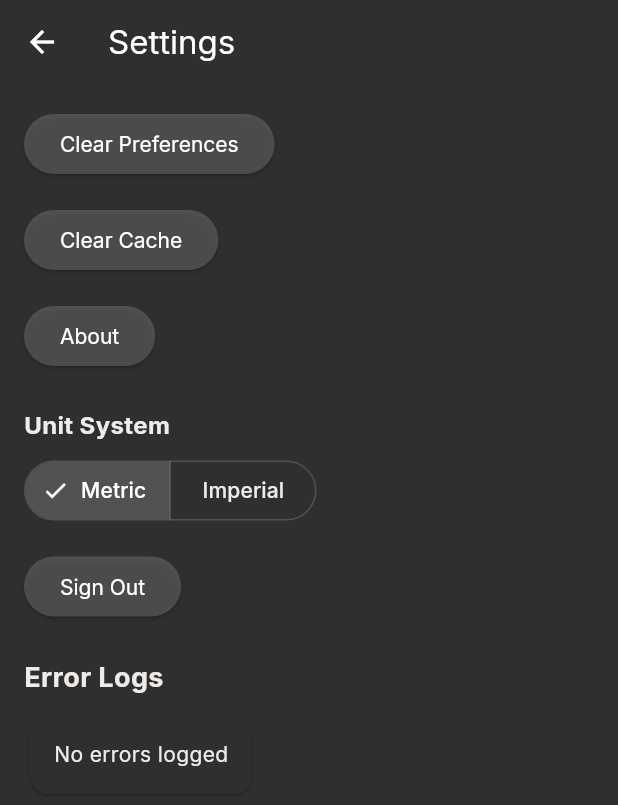
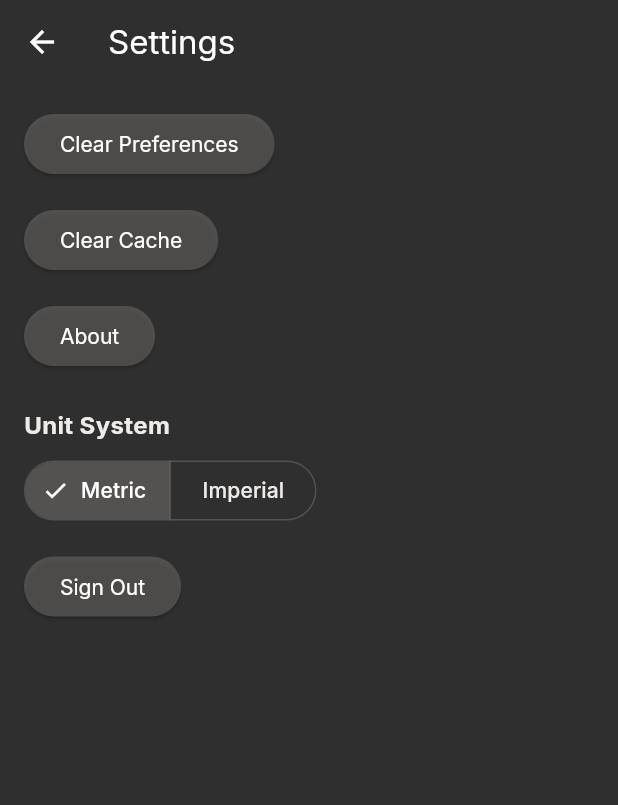
Before and after one commit to Adrian-Piwin/FitXP, a Flutter app: the SettingsView screen opened directly, on a phone screen of 412 x 824 dp. Shown: the top 805 px of the screen. Run offline on Flutter 3.47's test engine with Material 3 defaults, Android fonts, the phone set to English and light mode, and no system bars; our stand-ins replace cloud_firestore, firebase_auth, firebase_core, fl_chart, flutter_dotenv, font_awesome_flutter and 6 more; missing offline and left inert: health, superwallkit_flutter; accounts and stored records are empty; generated files the repository leaves out were written again.

Commit message:
Move error log to secret menu.

```diff
--- a/lib/pages/settings/settings_view.dart
+++ b/lib/pages/settings/settings_view.dart
@@ -3,7 +3,6 @@ import 'package:flutter/material.dart';
 import 'package:healthcore/enums/unit_system.enum.dart';
 import 'package:healthcore/pages/settings/about_page.dart';
 import 'settings_controller.dart';
-import '../../services/error_logger.service.dart';
 
 class SettingsView extends StatefulWidget {
   static const routeName = '/settings';
@@ -109,16 +108,6 @@ class _SettingsViewState extends State<SettingsView> with AutomaticKeepAliveClie
                     },
                     child: const Text('Sign Out'),
                   ),
-                  const SizedBox(height: 24.0),
-                  const Text(
-                    'Error Logs',
-                    style: TextStyle(
-                      fontSize: 18,
-                      fontWeight: FontWeight.bold,
-                    ),
-                  ),
-                  const SizedBox(height: 8.0),
-                  _ErrorLogsWidget(),
                 ],
               );
             },
@@ -128,84 +117,3 @@ class _SettingsViewState extends State<SettingsView> with AutomaticKeepAliveClie
     );
   }
 }
-
-class _ErrorLogsWidget extends StatefulWidget {
-  @override
-  State<_ErrorLogsWidget> createState() => _ErrorLogsWidgetState();
-}
-
-class _ErrorLogsWidgetState extends State<_ErrorLogsWidget> {
-  List<Map<String, dynamic>> logs = [];
-
-  @override
-  void initState() {
-    super.initState();
-    _loadLogs();
-  }
-
-  Future<void> _loadLogs() async {
-    final newLogs = await ErrorLogger.getLogs();
-    setState(() {
-      logs = newLogs;
-    });
-  }
-
-  @override
-  Widget build(BuildContext context) {
-    if (logs.isEmpty) {
-      return const Card(
-        child: Padding(
-          padding: EdgeInsets.all(16.0),
-          child: Text('No errors logged'),
-        ),
-      );
-    }
-
-    return Column(
-      crossAxisAlignment: CrossAxisAlignment.stretch,
-      children: [
-        ElevatedButton(
-          onPressed: () async {
-            await ErrorLogger.clearLogs();
-            _loadLogs();
-          },
-          child: const Text('Clear Logs'),
-        ),
-        const SizedBox(height: 8.0),
-        ...logs.map((log) => Card(
-          margin: const EdgeInsets.only(bottom: 8.0),
-          child: Padding(
-            padding: const EdgeInsets.all(12.0),
-            child: Column(
-              crossAxisAlignment: CrossAxisAlignment.start,
-              children: [
-                Text(
-                  DateTime.parse(log['timestamp']).toLocal().toString(),
-                  style: TextStyle(
-                    color: Theme.of(context).colorScheme.secondary,
-                    fontSize: 12,
-                  ),
-                ),
-                const SizedBox(height: 4.0),
-                Text(
-                  log['error'],
-                  style: const TextStyle(fontWeight: FontWeight.bold),
-                ),
-                if (log['stackTrace'] != null) ...[
-                  const SizedBox(height: 4.0),
-                  Text(
-                    log['stackTrace'],
-                    style: TextStyle(
-                      fontSize: 12,
-                      color: Theme.of(context).colorScheme.secondary,
-                    ),
-                  ),
-                ],
-              ],
-            ),
-          ),
-        )),
-      ],
-    );
-  }
-}
```
Also changed, not shown: lib/pages/settings/about_page.dart (+32 -6 lines), lib/pages/settings/error_logs_page.dart (added, +91 -0 lines).
